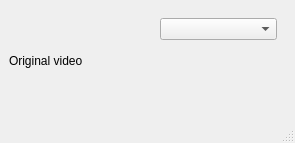
Qt form src/cv_video.ui (jww340/mav) before a commit.
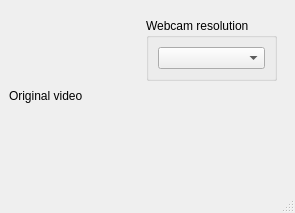
The same form after that commit.

What changed in the file:
```diff
--- a/src/cv_video.ui
+++ b/src/cv_video.ui
@@ -7,7 +7,7 @@
     <x>0</x>
     <y>0</y>
     <width>295</width>
-    <height>143</height>
+    <height>213</height>
    </rect>
   </property>
   <property name="windowTitle">
@@ -26,7 +26,16 @@
      <widget class="QWidget" name="widget" native="true">
       <layout class="QVBoxLayout" name="verticalLayout">
        <item>
-        <widget class="QComboBox" name="cbWebcamResolution"/>
+        <widget class="QGroupBox" name="gbWebcamResolution">
+         <property name="title">
+          <string>Webcam resolution</string>
+         </property>
+         <layout class="QVBoxLayout" name="verticalLayout_2">
+          <item>
+           <widget class="QComboBox" name="cbWebcamResolution"/>
+          </item>
+         </layout>
+        </widget>
        </item>
        <item>
         <spacer name="verticalSpacer">
```
Left out of the diff: 2 changed lines with no effect on the pictures.
